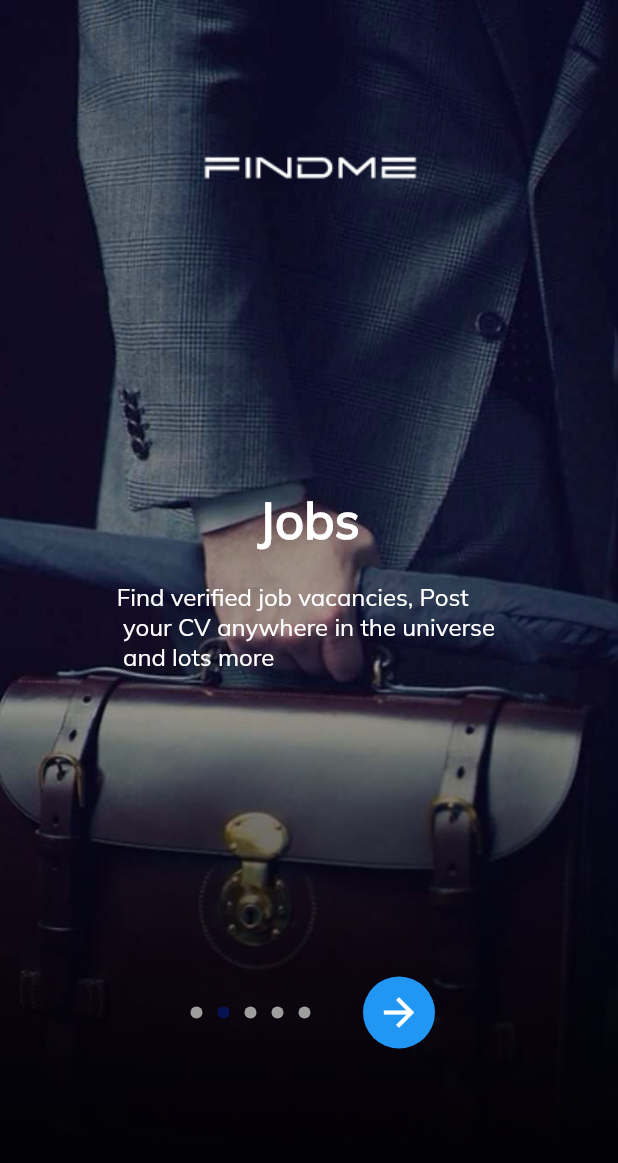
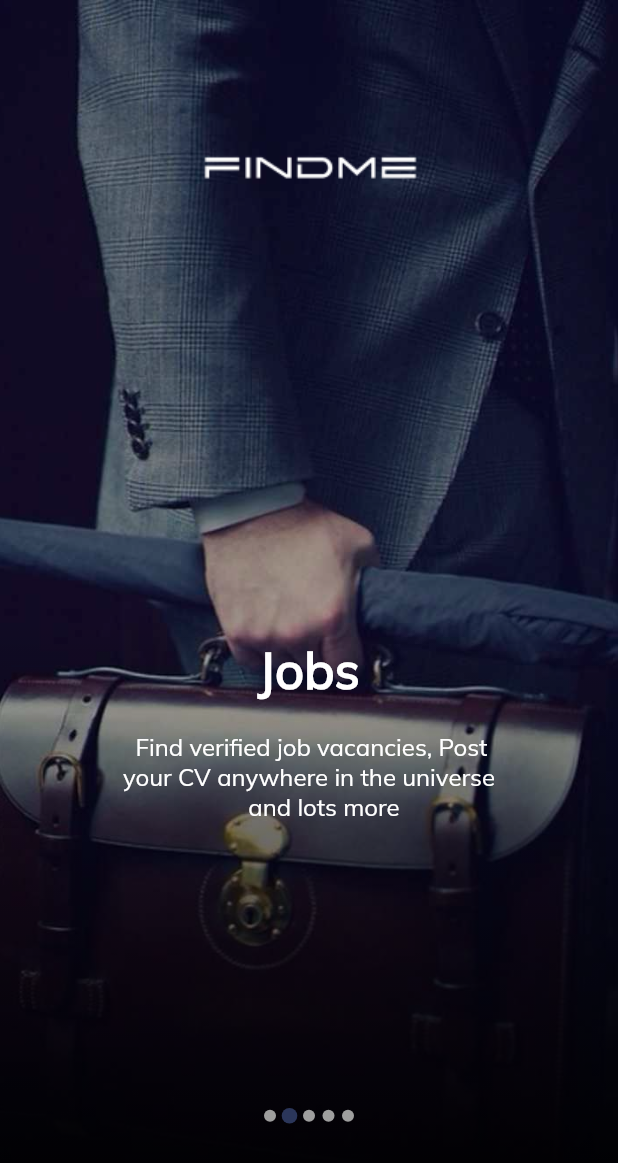
Before and after one commit to ObiVictorChibuike/findme_project, a Flutter app: the screen it shows after launch, on a phone screen of 412 x 824 dp. Shown: the top 1163 px of the screen. Run offline on Flutter 3.47's test engine with Material 2 defaults, Android fonts, the phone set to English and light mode, and no system bars; drawn by our look-alikes of smooth_page_indicator; our stand-ins replace intro_slider, pin_code_fields.

Commit message:
onboarding screen update

```diff
--- a/lib/constants/color_palettes.dart
+++ b/lib/constants/color_palettes.dart
@@ -10,6 +10,7 @@ class AppTheme {
   static const Color grey = Color(0xFF3A5160);
   static const Color dark_grey = Color(0xFF313A44);
   static const Color blue = Color(0xFF071253);
+  static const Color lightBlue = Color(0xFF2B365A);
   static const Color darkText = Color(0xFF253840);
   static const Color darkerText = Color(0xFF17262A);
   static const Color black = Color(0xFF17262A);
--- a/lib/custom_widget/custom_oboarding_screen.dart
+++ b/lib/custom_widget/custom_oboarding_screen.dart
@@ -2,6 +2,7 @@ import 'dart:async';
 import 'package:find_me_flutter_app/constants/color_palettes.dart';
 import 'package:find_me_flutter_app/screens/getstarted.dart';
 import 'package:flutter/material.dart';
+import 'package:smooth_page_indicator/smooth_page_indicator.dart';
 
 
 class CustomOnboardingScreen extends StatefulWidget {
@@ -60,7 +61,7 @@ class _CustomOnboardingScreenState extends State<CustomOnboardingScreen> {
               itemBuilder: (ctx, i) => OnboardingWidgets(i),
             ),
             Padding(
-              padding: const EdgeInsets.only(bottom: 90.0),
+              padding: const EdgeInsets.only(bottom: 40.0),
               child: Align(
                 alignment: AlignmentDirectional.bottomCenter,
                 child:
@@ -70,24 +71,46 @@ class _CustomOnboardingScreenState extends State<CustomOnboardingScreen> {
                     mainAxisSize: MainAxisSize.min,
                     mainAxisAlignment: MainAxisAlignment.end,
                     children: <Widget>[
-                      for(int i = 0; i < slideList.length; i++)
-                        if(i == _currentPage)
-                          SlideDots(isActive: true,)
-                        else
-                          SlideDots(isActive: false,),
-                      SizedBox(width: 30,),
+                      _currentPage == slideList.length - 1?
                       Container(
+                        height: MediaQuery.of(context).size.height / 12,
+                        width: MediaQuery.of(context).size.width / 5.1,
                         decoration: BoxDecoration(
+                          color: AppTheme.lightBlue.withOpacity(0.5),
+                          borderRadius: BorderRadius.circular(40),
+                        ),
+                        child: Center(
+                          child: Container(
+                            height: MediaQuery.of(context).size.height / 16,
+                            width: MediaQuery.of(context).size.width / 7,
+                            decoration: BoxDecoration(
+                              color: AppTheme.lightBlue,
                               borderRadius: BorderRadius.circular(30),
-                          color: Colors.blue
                             ),
                             child: IconButton(
-                          icon: Icon(Icons.arrow_forward,size: 30, color: AppTheme.white,),
                                 onPressed: (){
                                   Navigator.push(context, MaterialPageRoute(builder: (BuildContext context)=>GetStartedScreen()));
                                 },
+                                icon: Icon(
+                                  Icons.arrow_forward, size: 30, color: AppTheme.white,
+                                )
                             ),
                           ),
+                        ),
+                      ) :
+                      SmoothPageIndicator(
+                          controller: _pageController,
+                          count: slideList.length,
+                          effect: ScrollingDotsEffect(
+                            activeDotColor: AppTheme.lightBlue,
+                            activeStrokeWidth: 2.6,
+                            activeDotScale: 1.4,
+                            maxVisibleDots: 5,
+                            radius: 8,
+                            spacing: 5,
+                            dotHeight: 8,
+                            dotWidth: 8,
+                          ))
                     ],
                   ),
                 ),
@@ -136,7 +159,7 @@ class OnboardingWidgets extends StatelessWidget {
                     children: [
                       SizedBox(height: 100,),
                       Image.asset('assets/find_me_logo.png'),
-                      SizedBox(height: 200,),
+                      SizedBox(height: 300,),
                       Text(slideList[index].title!, style: TextStyle(fontWeight: FontWeight.w700, fontFamily: 'Mulish', fontSize: 34, color: AppTheme.white),),
                       SizedBox(height: 20,),
                       Text(slideList[index].subtitle!, style: TextStyle(fontSize: 16,fontFamily: 'Mulish', fontWeight: FontWeight.w400, color: AppTheme.white)),
@@ -184,28 +207,28 @@ final slideList = [
   Slide(
     imageUrl: 'assets/onboarding0.jpg',
     title: 'Starting Point',
-      subtitle: 'The starting point of brand new \n experience of business and service \n categories booking in a customized platform'
+      subtitle: '  The starting point of brand new\nexperience of business and service\ncategories booking in a customized\n                        platform'
   ),
 
   Slide(
     imageUrl: 'assets/onboarding1.jpg',
     title: 'Jobs',
-      subtitle:'Find verified job vacancies, Post \n your CV anywhere in the universe \n and lots more'
+      subtitle:'  Find verified job vacancies, Post\nyour CV anywhere in the universe\n                    and lots more'
   ),
 
   Slide(
     imageUrl: 'assets/onboarding2.jpg',
     title: 'Places',
-      subtitle:'Discover the places in a new \n city and book, order and go there'
+      subtitle:'   Discover the places in a new\ncity and book, order and go there'
   ),
   Slide(
     imageUrl: 'assets/onboarding3.jpg',
     title: 'Artisan & Services',
-      subtitle:'Find the best of artisan and \n services near you and with ratings \n & reviews '
+      subtitle:'      Find the best of artisan and\nservices near you and with ratings\n                       & reviews '
   ),
   Slide(
     imageUrl: 'assets/onboarding4.jpg',
     title: 'Market Place',
-      subtitle:'Go to markets in your city and \n shop from verified market vendors \n anywhere in the world'
+      subtitle:'  Go to markets in your city and\nshop from verified market vendors\n           anywhere in the world'
   ),
 ];
--- a/lib/screens/login.dart
+++ b/lib/screens/login.dart
@@ -37,8 +37,6 @@ class _LoginScreenState extends State<LoginScreen> {
       crossAxisAlignment: CrossAxisAlignment.start,
       children: [
         SizedBox(height: 30),
-        Text('Email', style:  AppTheme.greyBoldTextStyle,),
-        SizedBox(height: 10),
         CustomFormField(
             textColor: AppTheme.grey,
             labelText: 'Amyparker007@gmail.com',
@@ -46,8 +44,6 @@ class _LoginScreenState extends State<LoginScreen> {
             }
         ),
         SizedBox(height: 25,),
-        Text('Password', style:  AppTheme.greyBoldTextStyle,),
-        SizedBox(height: 10),
         CustomPasswordFormField(
             labelText: 'Enter Password',
             cursorColor: AppTheme.blue,
@@ -132,7 +128,7 @@ class _LoginScreenState extends State<LoginScreen> {
               isLoginWithPhoneNumber ? loginWithEmailAndPassword(context) : loginWithPhoneNumber(context),
               CustomButton(
               decorationColor: AppTheme.blue,
-              buttonHeight: 48,
+              buttonHeight: 55,
               borderColor: AppTheme.blue,
               buttonRadius: 10,
               buttonText: ('Login'),
@@ -141,7 +137,7 @@ class _LoginScreenState extends State<LoginScreen> {
               }
           ),
           SizedBox(
-            height: 10,
+            height: 150,
           ),
           Padding(
             padding: const EdgeInsets.all(8.0),
--- a/pubspec.yaml
+++ b/pubspec.yaml
@@ -25,7 +25,7 @@ dependencies:
     sdk: flutter
   pin_code_fields: ^7.3.0
   flutter_native_splash: ^1.2.3
-  introduction_screen: ^2.1.0
+  smooth_page_indicator: ^1.0.0+2
 
 
 flutter_native_splash:
```
Also changed, not shown: pubspec.lock, 19 other files. Lines whose indentation alone changed are shown as unchanged.
